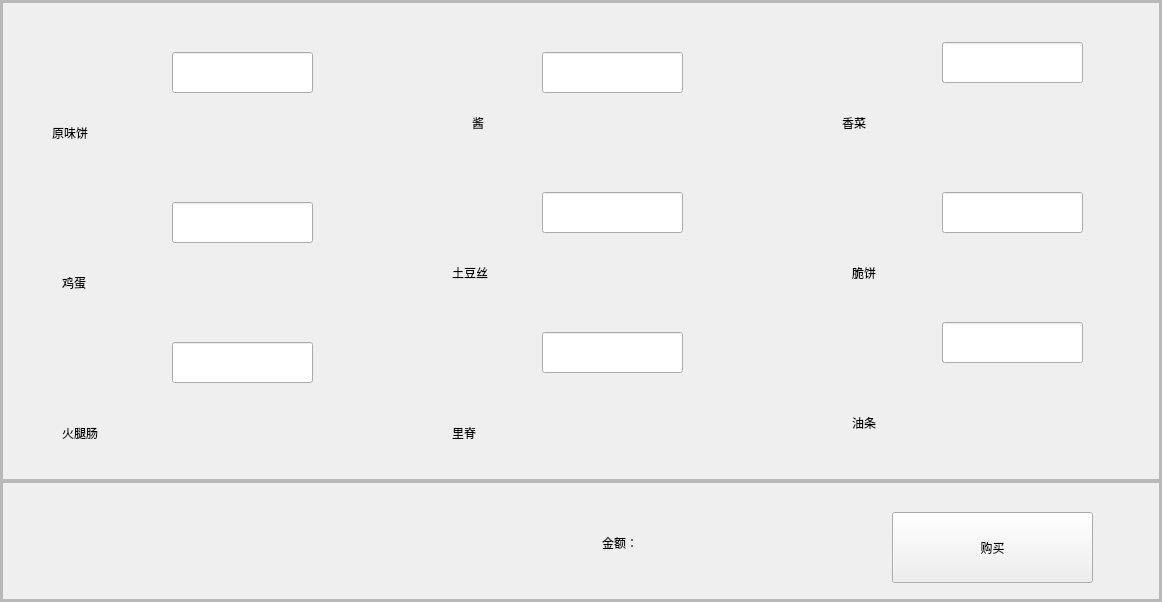
First picture: the form in bossgobuy.ui, repository nanjingblue/Pancake-stall, before the edit.
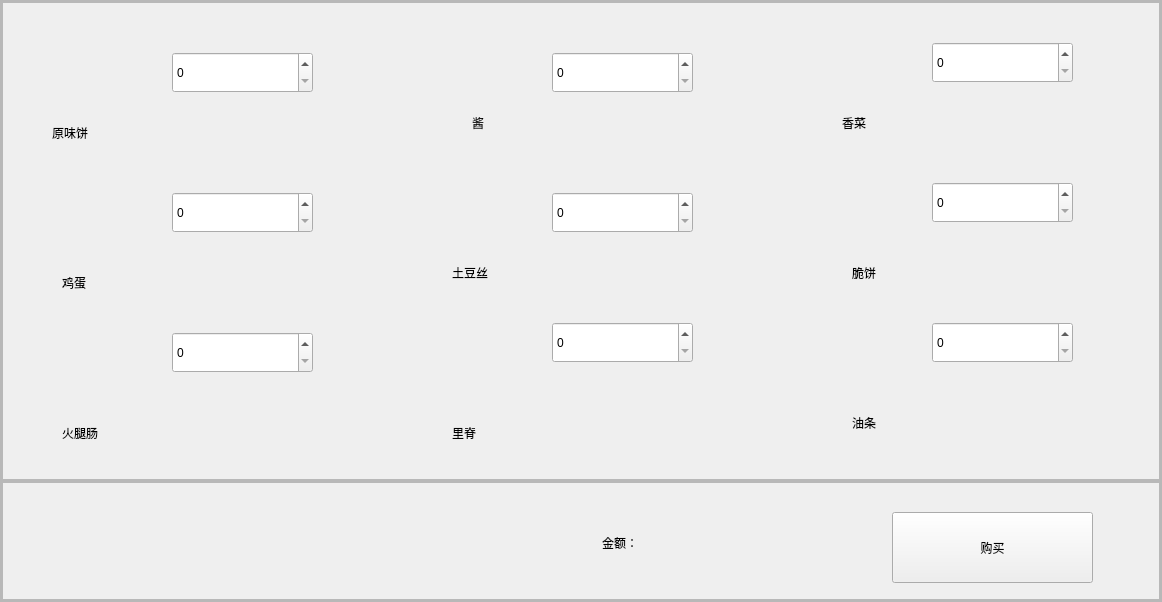
Second picture: the form after the edit. Icons and pictures are not drawn.

What changed in the file:
```diff
--- a/bossgobuy.ui
+++ b/bossgobuy.ui
@@ -379,7 +379,7 @@
              <string>油条</string>
             </property>
            </widget>
-           <widget class="QLineEdit" name="lineEdit">
+           <widget class="QSpinBox" name="OriginalCakeSpinBox">
             <property name="geometry">
              <rect>
               <x>170</x>
@@ -391,62 +391,14 @@
             <property name="styleSheet">
              <string notr="true">font: 75 16pt &quot;Comic Sans MS&quot;;</string>
             </property>
-            <property name="text">
-             <string/>
+            <property name="maximum">
+             <number>9999</number>
             </property>
            </widget>
-           <widget class="QLineEdit" name="lineEdit_2">
+           <widget class="QSpinBox" name="EggSpinBox">
             <property name="geometry">
              <rect>
               <x>170</x>
-              <y>200</y>
-              <width>141</width>
-              <height>41</height>
-             </rect>
-            </property>
-            <property name="styleSheet">
-             <string notr="true">font: 75 16pt &quot;Comic Sans MS&quot;;</string>
-            </property>
-            <property name="text">
-             <string/>
-            </property>
-           </widget>
-           <widget class="QLineEdit" name="lineEdit_3">
-            <property name="geometry">
-             <rect>
-              <x>170</x>
-              <y>340</y>
-              <width>141</width>
-              <height>41</height>
-             </rect>
-            </property>
-            <property name="styleSheet">
-             <string notr="true">font: 75 16pt &quot;Comic Sans MS&quot;;</string>
-            </property>
-            <property name="text">
-             <string/>
-            </property>
-           </widget>
-           <widget class="QLineEdit" name="lineEdit_4">
-            <property name="geometry">
-             <rect>
-              <x>540</x>
-              <y>50</y>
-              <width>141</width>
-              <height>41</height>
-             </rect>
-            </property>
-            <property name="styleSheet">
-             <string notr="true">font: 75 16pt &quot;Comic Sans MS&quot;;</string>
-            </property>
-            <property name="text">
-             <string/>
-            </property>
-           </widget>
-           <widget class="QLineEdit" name="lineEdit_5">
-            <property name="geometry">
-             <rect>
-              <x>540</x>
               <y>190</y>
               <width>141</width>
               <height>41</height>
@@ -455,14 +407,11 @@
             <property name="styleSheet">
              <string notr="true">font: 75 16pt &quot;Comic Sans MS&quot;;</string>
             </property>
-            <property name="text">
-             <string/>
-            </property>
            </widget>
-           <widget class="QLineEdit" name="lineEdit_6">
+           <widget class="QSpinBox" name="HamSpinBox">
             <property name="geometry">
              <rect>
-              <x>540</x>
+              <x>170</x>
               <y>330</y>
               <width>141</width>
               <height>41</height>
@@ -471,14 +420,50 @@
             <property name="styleSheet">
              <string notr="true">font: 75 16pt &quot;Comic Sans MS&quot;;</string>
             </property>
-            <property name="text">
-             <string/>
+           </widget>
+           <widget class="QSpinBox" name="SauceSpinBox">
+            <property name="geometry">
+             <rect>
+              <x>550</x>
+              <y>50</y>
+              <width>141</width>
+              <height>41</height>
+             </rect>
             </property>
+            <property name="styleSheet">
+             <string notr="true">font: 75 16pt &quot;Comic Sans MS&quot;;</string>
+            </property>
            </widget>
-           <widget class="QLineEdit" name="lineEdit_7">
+           <widget class="QSpinBox" name="PotatoSpinBox">
             <property name="geometry">
              <rect>
-              <x>940</x>
+              <x>550</x>
+              <y>190</y>
+              <width>141</width>
+              <height>41</height>
+             </rect>
+            </property>
+            <property name="styleSheet">
+             <string notr="true">font: 75 16pt &quot;Comic Sans MS&quot;;</string>
+            </property>
+           </widget>
+           <widget class="QSpinBox" name="LoinSpinBox">
+            <property name="geometry">
+             <rect>
+              <x>550</x>
+              <y>320</y>
+              <width>141</width>
+              <height>41</height>
+             </rect>
+            </property>
+            <property name="styleSheet">
+             <string notr="true">font: 75 16pt &quot;Comic Sans MS&quot;;</string>
+            </property>
+           </widget>
+           <widget class="QSpinBox" name="CilantroSpinBox">
+            <property name="geometry">
+             <rect>
+              <x>930</x>
               <y>40</y>
               <width>141</width>
               <height>41</height>
@@ -487,15 +472,12 @@
             <property name="styleSheet">
              <string notr="true">font: 75 16pt &quot;Comic Sans MS&quot;;</string>
             </property>
-            <property name="text">
-             <string/>
-            </property>
            </widget>
-           <widget class="QLineEdit" name="lineEdit_8">
+           <widget class="QSpinBox" name="CrispbreadSpinBox">
             <property name="geometry">
              <rect>
-              <x>940</x>
-              <y>190</y>
+              <x>930</x>
+              <y>180</y>
               <width>141</width>
               <height>41</height>
              </rect>
@@ -503,14 +485,11 @@
             <property name="styleSheet">
              <string notr="true">font: 75 16pt &quot;Comic Sans MS&quot;;</string>
             </property>
-            <property name="text">
-             <string/>
-            </property>
            </widget>
-           <widget class="QLineEdit" name="lineEdit_9">
+           <widget class="QSpinBox" name="YoutiaoSpinBox">
             <property name="geometry">
              <rect>
-              <x>940</x>
+              <x>930</x>
               <y>320</y>
               <width>141</width>
               <height>41</height>
@@ -519,9 +498,6 @@
             <property name="styleSheet">
              <string notr="true">font: 75 16pt &quot;Comic Sans MS&quot;;</string>
             </property>
-            <property name="text">
-             <string/>
-            </property>
            </widget>
           </widget>
          </item>
@@ -563,7 +539,7 @@
            <widget class="QLabel" name="label">
             <property name="geometry">
              <rect>
-              <x>690</x>
+              <x>700</x>
               <y>30</y>
               <width>141</width>
               <height>71</height>
```
Left out of the diff: 2 changed lines with no effect on the pictures.
